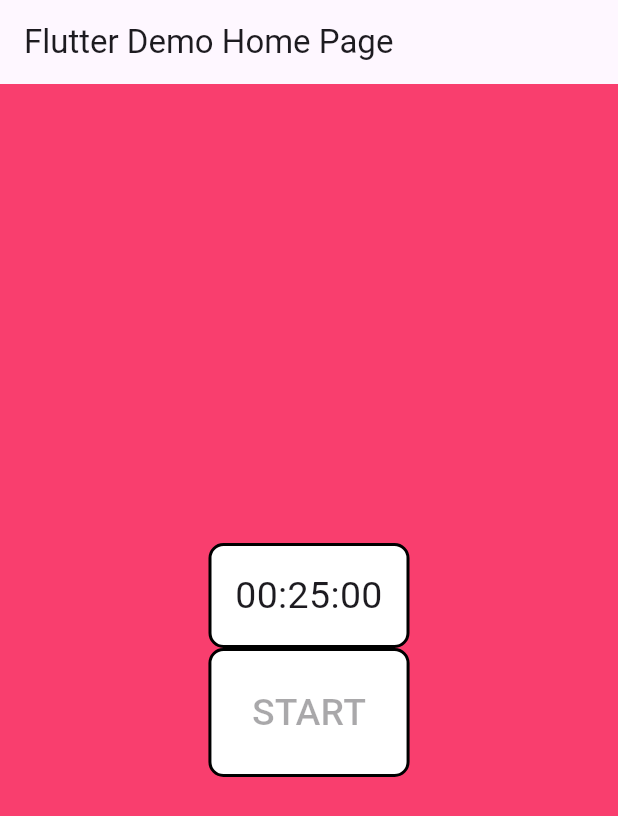
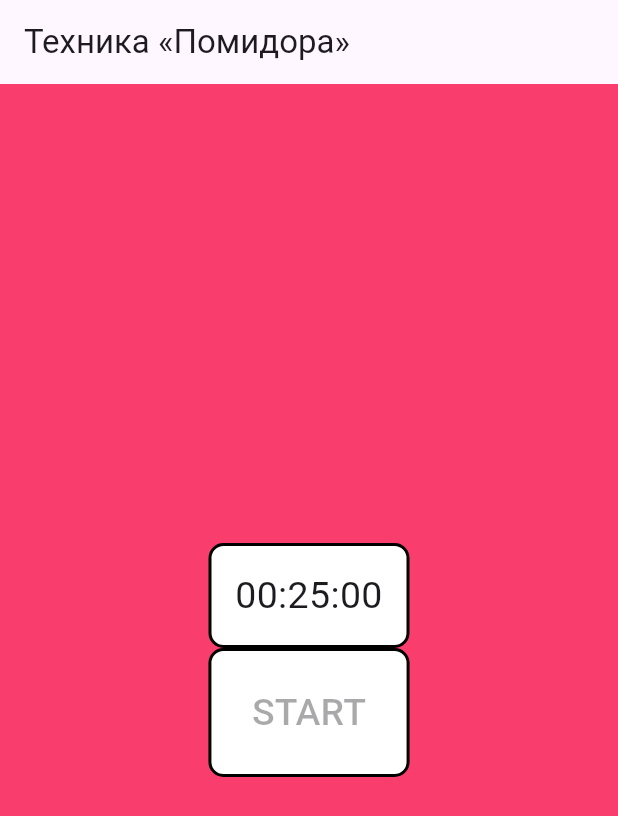
Before and after one commit to ZhBair/pomodoro, a Flutter app: the screen it shows after launch, on a phone screen of 412 x 824 dp. Shown: the top 816 px of the screen. Run offline on Flutter 3.47's test engine with Material 3 defaults, Android fonts, the phone set to English and light mode, and no system bars.

Commit message:
text change

```diff
--- a/lib/main.dart
+++ b/lib/main.dart
@@ -11,12 +11,12 @@ class MyApp extends StatelessWidget {
   @override
   Widget build(BuildContext context) {
     return MaterialApp(
-      title: 'Flutter Demo',
+      title: '«Помидор»',
       theme: ThemeData(
         primarySwatch: Colors.grey,
         scaffoldBackgroundColor: const Color(0xfff93e6e),
       ),
-      home: const MyHomePage(title: 'Flutter Demo Home Page'),
+      home: const MyHomePage(title: 'Техника «Помидора»'),
     );
   }
 }
```
Also changed, not shown: pubspec.lock.
